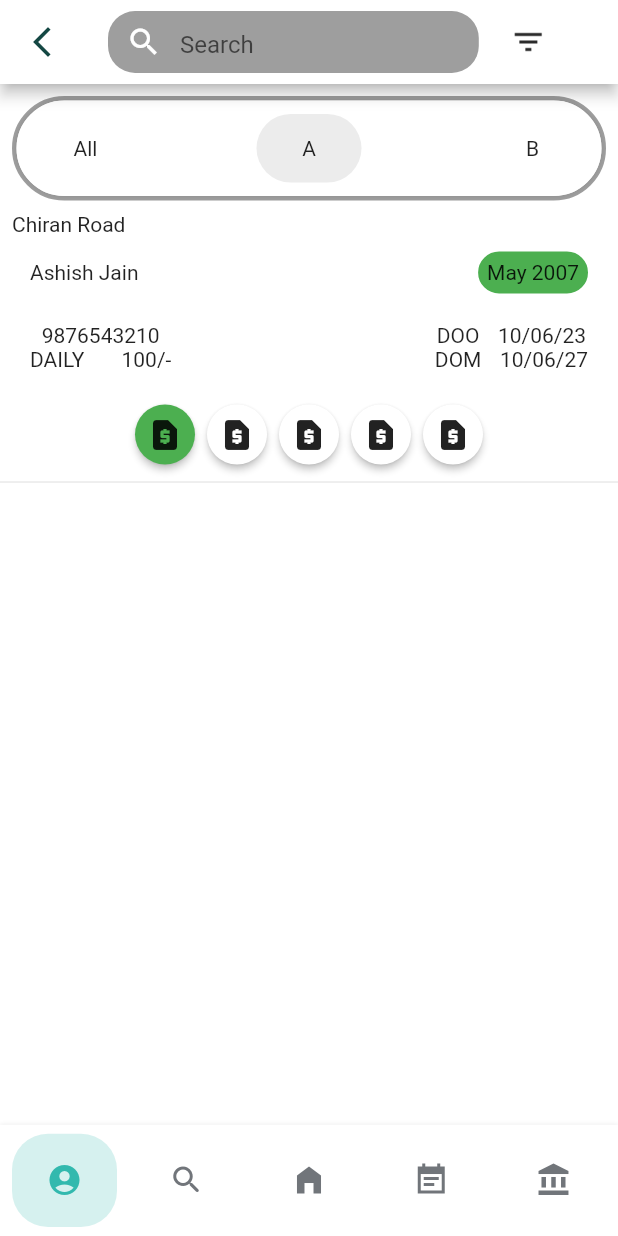
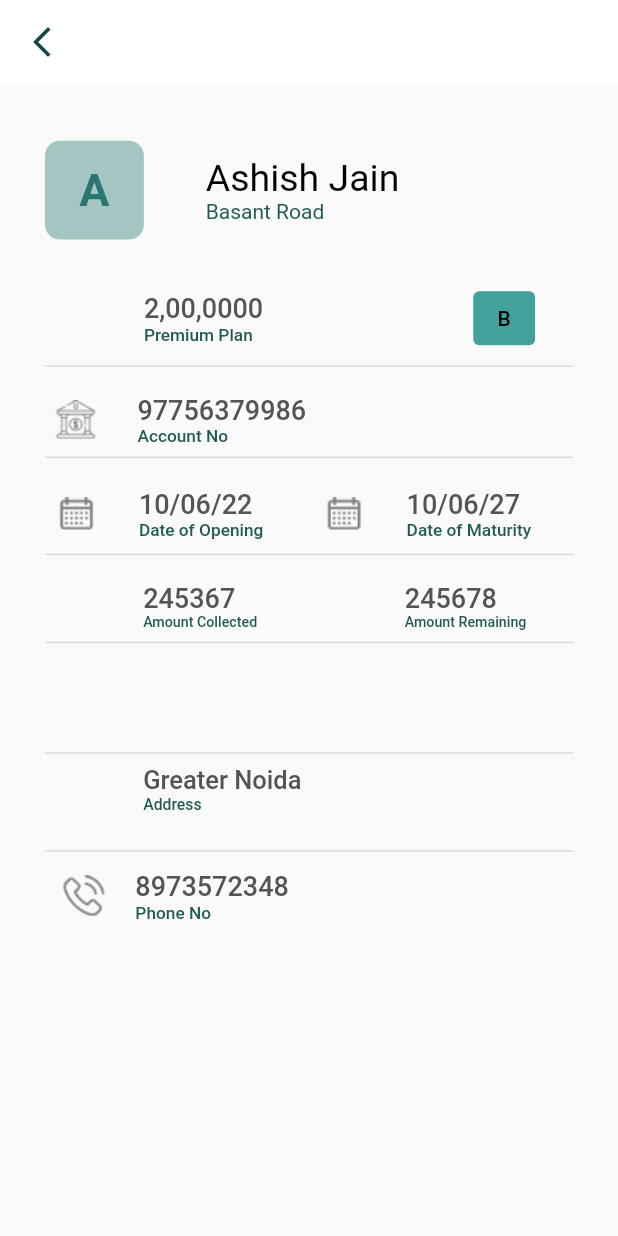
Before and after one commit to jaikrushna/policy, a Flutter app: the screen it shows after launch, on a phone screen of 412 x 824 dp. Run offline on Flutter 3.47's test engine with Material 2 defaults, Android fonts, the light colour scheme and no system bars; missing offline and left inert: add_2_calendar.

Commit message:
Client_DBT

```diff
--- /dev/null
+++ b/lib/Screens/Account/client_dtbase.dart
@@ -0,0 +1,409 @@
+import 'package:flutter/material.dart';
+
+class Client_dbt extends StatelessWidget {
+  const Client_dbt({Key? key}) : super(key: key);
+
+  @override
+  Widget build(BuildContext context) {
+    Size size = MediaQuery.of(context).size;
+    return Scaffold(
+        appBar: AppBar(
+          elevation: 0,
+          backgroundColor: Colors.white,
+          leading: Icon(
+            Icons.arrow_back_ios_new_outlined,
+            color: Color(0xff144743),
+          ),
+        ),
+        body: Padding(
+          padding: const EdgeInsets.all(30.0),
+          child: Column(
+            crossAxisAlignment: CrossAxisAlignment.center,
+            children: [
+              SizedBox(
+                height: size.height * 0.099,
+                child: Row(
+                  crossAxisAlignment: CrossAxisAlignment.center,
+                  children: [
+                    Container(
+                      decoration: BoxDecoration(
+                        color: Color(0xffA5C5C3),
+                        borderRadius: BorderRadius.all(
+                          Radius.circular(10),
+                        ),
+                      ),
+                      height: size.height * 0.080,
+                      width: size.width * 0.16,
+                      child: Center(
+                        child: Text(
+                          'A',
+                          style: TextStyle(
+                              color: Color(0xff29756F),
+                              fontWeight: FontWeight.bold,
+                              fontSize: 30),
+                        ),
+                      ),
+                    ),
+                    SizedBox(
+                      width: size.width * 0.1,
+                    ),
+                    Column(
+                      mainAxisAlignment: MainAxisAlignment.center,
+                      crossAxisAlignment: CrossAxisAlignment.start,
+                      children: [
+                        Text(
+                          'Ashish Jain',
+                          style: TextStyle(
+                            color: Colors.black,
+                            fontWeight: FontWeight.w400,
+                            fontSize: 25.0,
+                          ),
+                        ),
+                        Text(
+                          'Basant Road',
+                          style: TextStyle(
+                            color: Color(0xff205955),
+                            fontWeight: FontWeight.w400,
+                          ),
+                        ),
+                      ],
+                    )
+                  ],
+                ),
+              ),
+              SizedBox(
+                height: size.height * 0.025,
+              ),
+              Row(
+                children: [
+                  SizedBox(
+                    width: size.width * 0.16,
+                  ),
+                  Column(
+                    crossAxisAlignment: CrossAxisAlignment.start,
+                    children: [
+                      Text(
+                        '2,00,0000',
+                        style: TextStyle(
+                          fontSize: 18,
+                          color: Color(0xff545454),
+                          fontWeight: FontWeight.w500,
+                        ),
+                      ),
+                      Text(
+                        'Premium Plan',
+                        style: TextStyle(
+                          fontSize: 11.5,
+                          color: Color(0xff205955),
+                          fontWeight: FontWeight.w500,
+                        ),
+                      ),
+                    ],
+                  ),
+                  SizedBox(
+                    width: size.width * 0.34,
+                  ),
+                  Container(
+                    width: size.width * 0.1,
+                    child: TextButton(
+                      onPressed: () {},
+                      child: Text(
+                        'B',
+                        style: TextStyle(
+                          color: Colors.black,
+                        ),
+                      ),
+                      style: ButtonStyle(
+                          backgroundColor: MaterialStatePropertyAll<Color>(
+                              Color(0xff42A19A))),
+                    ),
+                  )
+                ],
+              ),
+              Divider(
+                thickness: 1,
+              ),
+              SizedBox(
+                height: size.height * 0.013,
+              ),
+              Row(
+                children: [
+                  Container(
+                    child: Image.asset('assets/Acc/image 27.png'),
+                  ),
+                  SizedBox(
+                    width: size.width * 0.05,
+                  ),
+                  Column(
+                    crossAxisAlignment: CrossAxisAlignment.start,
+                    children: [
+                      Text(
+                        '97756379986',
+                        style: TextStyle(
+                          fontSize: 18,
+                          color: Color(0xff545454),
+                          fontWeight: FontWeight.w500,
+                        ),
+                      ),
+                      Text(
+                        'Account No',
+                        style: TextStyle(
+                          fontSize: 11.5,
+                          color: Color(0xff205955),
+                          fontWeight: FontWeight.w500,
+                        ),
+                      ),
+                    ],
+                  ),
+                ],
+              ),
+              Divider(
+                thickness: 1,
+              ),
+              SizedBox(
+                height: size.height * 0.013,
+              ),
+              Row(
+                children: [
+                  Row(
+                    children: [
+                      Padding(
+                        padding: const EdgeInsets.all(8.0),
+                        child: Container(
+                          child: Image.asset('assets/Acc/calendar.png'),
+                        ),
+                      ),
+                      SizedBox(
+                        width: size.width * 0.05,
+                      ),
+                      Column(
+                        crossAxisAlignment: CrossAxisAlignment.start,
+                        children: [
+                          Text(
+                            '10/06/22',
+                            style: TextStyle(
+                              fontSize: 18,
+                              color: Color(0xff545454),
+                              fontWeight: FontWeight.w500,
+                            ),
+                          ),
+                          Text(
+                            'Date of Opening',
+                            style: TextStyle(
+                              fontSize: 11.5,
+                              color: Color(0xff205955),
+                              fontWeight: FontWeight.w500,
+                            ),
+                          ),
+                        ],
+                      ),
+                    ],
+                  ),
+                  SizedBox(
+                    width: size.width * 0.08,
+                  ),
+                  Row(
+                    children: [
+                      Padding(
+                        padding: const EdgeInsets.all(8.0),
+                        child: Container(
+                          child: Image.asset('assets/Acc/calendar.png'),
+                        ),
+                      ),
+                      SizedBox(
+                        width: size.width * 0.05,
+                      ),
+                      Column(
+                        crossAxisAlignment: CrossAxisAlignment.start,
+                        children: [
+                          Text(
+                            '10/06/27',
+                            style: TextStyle(
+                              fontSize: 18,
+                              color: Color(0xff545454),
+                              fontWeight: FontWeight.w500,
+                            ),
+                          ),
+                          Text(
+                            'Date of Maturity',
+                            style: TextStyle(
+                              fontSize: 11.5,
+                              color: Color(0xff205955),
+                              fontWeight: FontWeight.w500,
+                            ),
+                          ),
+                        ],
+                      ),
+                    ],
+                  ),
+                ],
+              ),
+              Divider(
+                thickness: 1,
+              ),
+              SizedBox(
+                height: size.height * 0.013,
+              ),
+              Row(
+                children: [
+                  Row(
+                    children: [
+                      Padding(
+                        padding: const EdgeInsets.all(8.0),
+                        child: Container(
+                          width: size.width * 0.05,
+                        ),
+                      ),
+                      SizedBox(
+                        width: size.width * 0.07,
+                      ),
+                      Column(
+                        crossAxisAlignment: CrossAxisAlignment.start,
+                        children: [
+                          Text(
+                            '245367',
+                            style: TextStyle(
+                              fontSize: 18,
+                              color: Color(0xff545454),
+                              fontWeight: FontWeight.w500,
+                            ),
+                          ),
+                          Text(
+                            'Amount Collected',
+                            style: TextStyle(
+                              fontSize: 9.5,
+                              color: Color(0xff205955),
+                              fontWeight: FontWeight.w500,
+                            ),
+                          ),
+                        ],
+                      ),
+                    ],
+                  ),
+                  SizedBox(
+                    width: size.width * 0.08,
+                  ),
+                  Row(
+                    children: [
+                      Padding(
+                        padding: const EdgeInsets.all(8.0),
+                        child: Container(
+                          width: size.width * 0.05,
+                        ),
+                      ),
+                      SizedBox(
+                        width: size.width * 0.07,
+                      ),
+                      Column(
+                        crossAxisAlignment: CrossAxisAlignment.start,
+                        children: [
+                          Text(
+                            '245678',
+                            style: TextStyle(
+                              fontSize: 18,
+                              color: Color(0xff545454),
+                              fontWeight: FontWeight.w500,
+                            ),
+                          ),
+                          Text(
+                            'Amount Remaining',
+                            style: TextStyle(
+                              fontSize: 9.5,
+                              color: Color(0xff205955),
+                              fontWeight: FontWeight.w500,
+                            ),
+                          ),
+                        ],
+                      ),
+                    ],
+                  ),
+                ],
+              ),
+              Divider(
+                thickness: 1,
+              ),
+              SizedBox(
+                height: size.height * 0.07,
+              ),
+              Divider(
+                thickness: 1,
+              ),
+              Container(
+                height: size.height * 0.06,
+                child: Row(
+                  children: [
+                    Padding(
+                      padding: const EdgeInsets.all(8.0),
+                      child: Container(
+                        width: size.width * 0.07,
+                      ),
+                    ),
+                    SizedBox(
+                      width: size.width * 0.05,
+                    ),
+                    Column(
+                      crossAxisAlignment: CrossAxisAlignment.start,
+                      children: [
+                        Text(
+                          'Greater Noida',
+                          style: TextStyle(
+                            fontSize: 17,
+                            color: Color(0xff545454),
+                            fontWeight: FontWeight.w500,
+                          ),
+                        ),
+                        Text(
+                          'Address',
+                          style: TextStyle(
+                            fontSize: 10.5,
+                            color: Color(0xff205955),
+                            fontWeight: FontWeight.w500,
+                          ),
+                        ),
+                      ],
+                    ),
+                  ],
+                ),
+              ),
+              Divider(
+                thickness: 1,
+              ),
+              Row(
+                children: [
+                  Padding(
+                    padding: const EdgeInsets.all(8.0),
+                    child: Container(
+                      child: Image.asset('assets/Acc/call.png'),
+                    ),
+                  ),
+                  SizedBox(
+                    width: size.width * 0.02,
+                  ),
+                  Column(
+                    crossAxisAlignment: CrossAxisAlignment.start,
+                    children: [
+                      Text(
+                        '8973572348',
+                        style: TextStyle(
+                          fontSize: 18,
+                          color: Color(0xff545454),
+                          fontWeight: FontWeight.w500,
+                        ),
+                      ),
+                      Text(
+                        'Phone No',
+                        style: TextStyle(
+                          fontSize: 11.5,
+                          color: Color(0xff205955),
+                          fontWeight: FontWeight.w500,
+                        ),
+                      ),
+                    ],
+                  ),
+                ],
+              ),
+            ],
+          ),
+        ));
+  }
+}
--- a/lib/main.dart
+++ b/lib/main.dart
@@ -4,6 +4,7 @@ import 'package:internship2/Screens/place_edit.dart';
 import 'Screens/usersearch.dart';
 import 'Screens/newmember.dart';
 import 'Screens/Account/Account_Master.dart';
+import 'Screens/Account/client_dtbase.dart';
 
 void main() {
   runApp(const MyApp());
@@ -65,7 +66,7 @@ class _MyHomePageState extends State<MyHomePage> {
     // The Flutter framework has been optimized to make rerunning build methods
     // fast, so that you can just rebuild anything that needs updating rather
     // than having to individually change instances of widgets.
-    return acc_master();
+    return Client_dbt();
     //   Scaffold(
     //   appBar: AppBar(
     //     // Here we take the value from the MyHomePage object that was created by
--- a/pubspec.yaml
+++ b/pubspec.yaml
@@ -72,6 +72,9 @@ flutter:
      - assets/place_edit/h3.png
      - assets/place_edit/h4.png
      - assets/Acc/trailing.png
+     - assets/Acc/image 27.png
+     - assets/Acc/calendar.png
+     - assets/Acc/call.png
 
   # An image asset can refer to one or more resolution-specific "variants", see
   # https://flutter.dev/assets-and-images/#resolution-aware
```
Also changed, not shown: assets/Acc/calendar.png (added), assets/Acc/call.png (added), assets/Acc/image 27.png (added).
